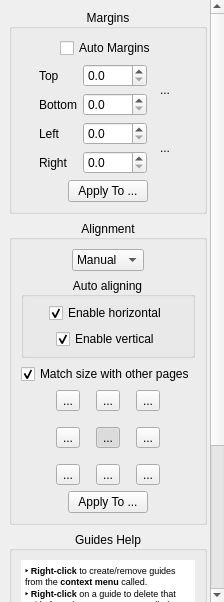
Qt form filters/page_layout/ui/PageLayoutOptionsWidget.ui (4lex4/scantailor-advanced) before a commit.
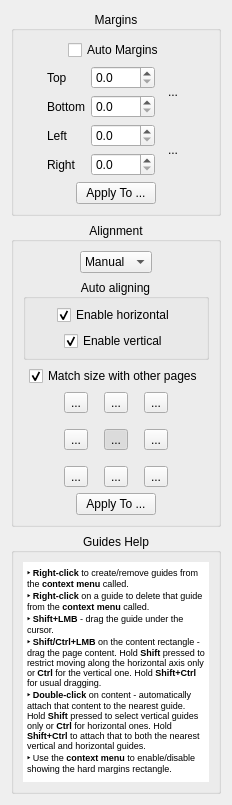
The same form after that commit. Icons and pictures are not drawn. Custom widgets are drawn as their Qt base class.

Commit message: ~ [UI] Fix behavior of the filter widget.

Patch:
```diff
--- a/filters/page_layout/ui/PageLayoutOptionsWidget.ui
+++ b/filters/page_layout/ui/PageLayoutOptionsWidget.ui
@@ -6,50 +6,14 @@
    <rect>
     <x>0</x>
     <y>0</y>
-    <width>224</width>
-    <height>602</height>
+    <width>232</width>
+    <height>804</height>
    </rect>
   </property>
   <property name="windowTitle">
    <string>Form</string>
   </property>
   <layout class="QVBoxLayout" name="verticalLayout_4">
-   <property name="spacing">
-    <number>6</number>
-   </property>
-   <property name="leftMargin">
-    <number>0</number>
-   </property>
-   <property name="topMargin">
-    <number>0</number>
-   </property>
-   <property name="rightMargin">
-    <number>0</number>
-   </property>
-   <property name="bottomMargin">
-    <number>0</number>
-   </property>
-   <item>
-    <widget class="QScrollArea" name="scrollArea">
-     <property name="frameShape">
-      <enum>QFrame::NoFrame</enum>
-     </property>
-     <property name="horizontalScrollBarPolicy">
-      <enum>Qt::ScrollBarAlwaysOff</enum>
-     </property>
-     <property name="widgetResizable">
-      <bool>true</bool>
-     </property>
-     <widget class="QWidget" name="scrollAreaWidgetContents">
-      <property name="geometry">
-       <rect>
-        <x>0</x>
-        <y>0</y>
-        <width>209</width>
-        <height>804</height>
-       </rect>
-      </property>
-      <layout class="QVBoxLayout" name="verticalLayout_5">
        <item>
         <widget class="CollapsibleGroupBox" name="marginsGroup">
          <property name="title">
@@ -905,10 +869,6 @@
           </size>
          </property>
         </spacer>
-       </item>
-      </layout>
-     </widget>
-    </widget>
    </item>
   </layout>
  </widget>
```
Lines whose indentation alone changed are shown as unchanged. The commit also changes 2 other files.
